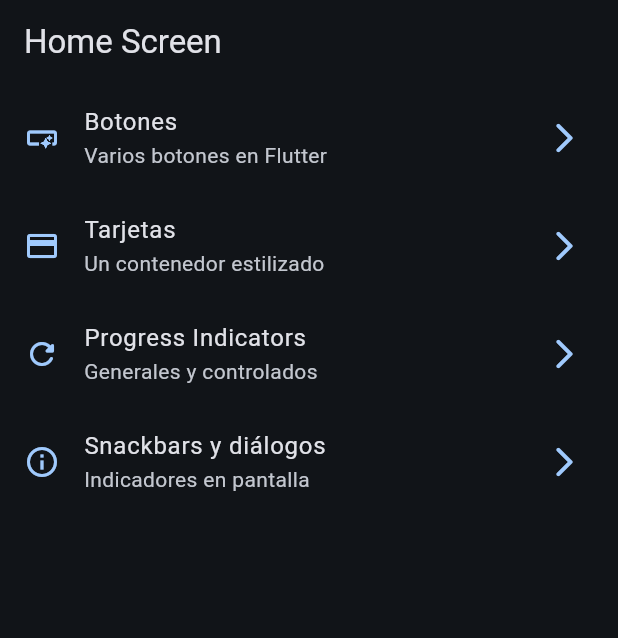
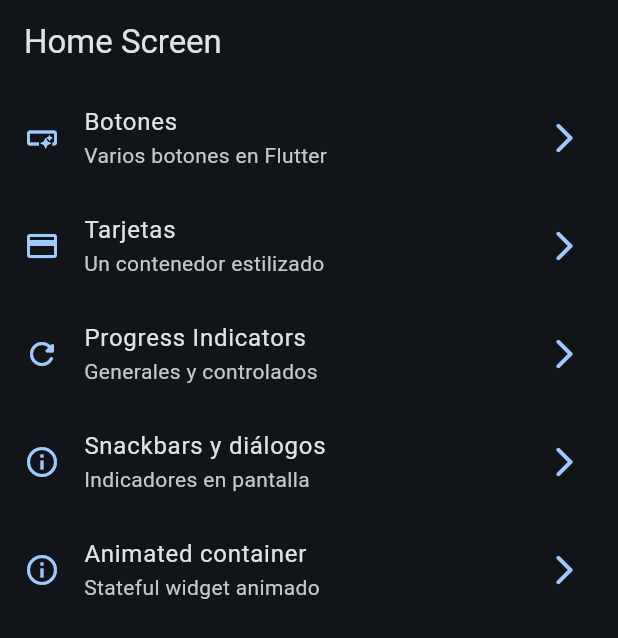
Before and after one commit to anderson2093/widgets_flutter, a Flutter app: the screen it shows after launch, on a phone screen of 412 x 824 dp. Shown: the top 638 px of the screen. Run offline on Flutter 3.47's test engine with Material 3 defaults, Android fonts, the phone set to English and light mode, and no system bars; our stand-ins replace go_router.

Commit message:
Animated terminado

```diff
--- a/lib/config/menu/menu_items.dart
+++ b/lib/config/menu/menu_items.dart
@@ -37,5 +37,11 @@ class MenuItem {
     subTitle: 'Indicadores en pantalla',
     link: '/snackbars',
     icon: Icons.info_outline
+  ),
+    MenuItem(
+    title: 'Animated container',
+    subTitle: 'Stateful widget animado',
+    link: '/animated',
+    icon: Icons.info_outline
   )
 ];
--- a/lib/config/router/app_router.dart
+++ b/lib/config/router/app_router.dart
@@ -23,5 +23,9 @@ final appRouter = GoRouter(routes: [
   GoRoute(
     path: '/snackbars',
     name: SnackbarScreen.name,
-    builder: (context, state) => const SnackbarScreen(),)
+    builder: (context, state) => const SnackbarScreen(),),
+  GoRoute(
+    path: '/animated',
+    name: AnimatedScreen.name,
+    builder: (context, state) => const AnimatedScreen(),)
 ]);
```
Also changed, not shown: lib/presentation/screens/animated/animated_screen.dart (+43 -3 lines).
